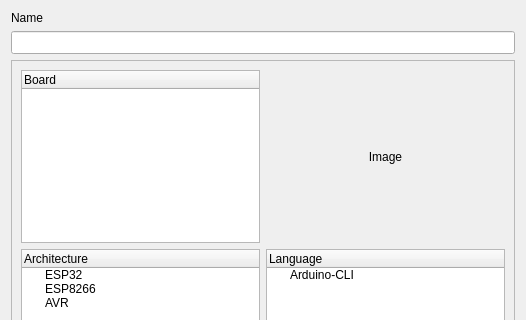
Before: the Qt Designer form src/newprojectdialog.ui in clixx-io/kayeiot, drawn with Qt 5; both pictures show x 0 to 526 and y 0 to 320 of the 526 by 471 pixel window.
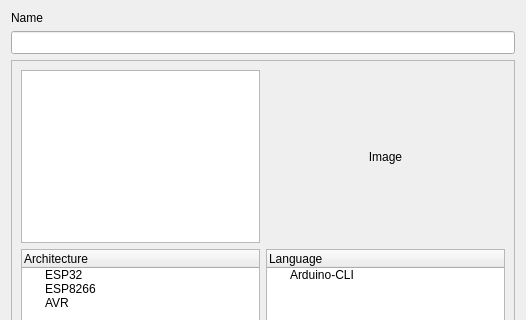
After: the same form once the commit is applied.

Commit message: Fix new-project widget display

The edit to the form file:
```diff
--- a/src/newprojectdialog.ui
+++ b/src/newprojectdialog.ui
@@ -48,15 +48,6 @@
       <enum>QFrame::Raised</enum>
      </property>
      <layout class="QGridLayout" name="gridLayout">
-      <item row="0" column="0">
-       <widget class="QTreeWidget" name="treeWidget_boardName">
-        <column>
-         <property name="text">
-          <string>Board</string>
-         </property>
-        </column>
-       </widget>
-      </item>
       <item row="0" column="1">
        <widget class="QLabel" name="label_BoardImage">
         <property name="text">
@@ -105,6 +96,9 @@
         </item>
        </widget>
       </item>
+      <item row="0" column="0">
+       <widget class="QListWidget" name="listWidget_boardName"/>
+      </item>
      </layout>
     </widget>
    </item>
```
Left out of the diff: 2 changed lines with no effect on the pictures. The commit also changes 6 other files.
